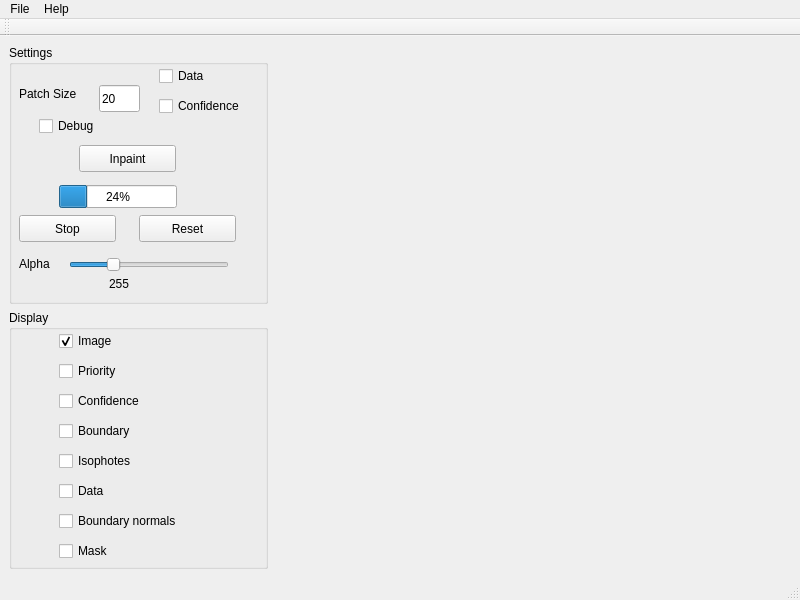
Before: the Qt Designer form Form.ui in daviddoria/PatchBasedInpainting, drawn with Qt 5.
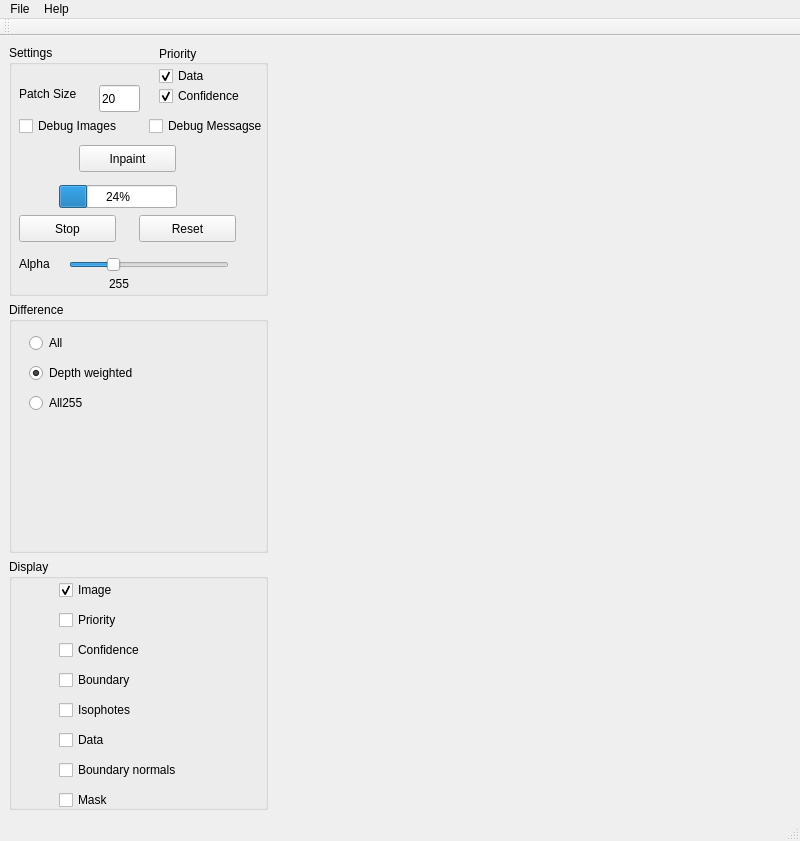
After: the same form once the commit is applied. Custom widgets are drawn as their Qt base class.

Patch:
```diff
--- a/Form.ui
+++ b/Form.ui
@@ -7,7 +7,7 @@
     <x>0</x>
     <y>0</y>
     <width>800</width>
-    <height>600</height>
+    <height>841</height>
    </rect>
   </property>
   <property name="windowTitle">
@@ -82,14 +82,14 @@
           <widget class="QCheckBox" name="chkDebug">
            <property name="geometry">
             <rect>
-             <x>30</x>
+             <x>140</x>
              <y>70</y>
-             <width>95</width>
+             <width>131</width>
              <height>22</height>
             </rect>
            </property>
            <property name="text">
-            <string>Debug</string>
+            <string>Debug Messagse</string>
            </property>
           </widget>
           <widget class="QSlider" name="sldAlpha">
@@ -178,18 +178,99 @@
            <property name="text">
             <string>Data</string>
            </property>
+           <property name="checked">
+            <bool>true</bool>
+           </property>
           </widget>
           <widget class="QCheckBox" name="chkUseConfidence">
            <property name="geometry">
             <rect>
              <x>150</x>
-             <y>50</y>
+             <y>40</y>
              <width>111</width>
              <height>22</height>
             </rect>
            </property>
            <property name="text">
             <string>Confidence</string>
+           </property>
+           <property name="checked">
+            <bool>true</bool>
+           </property>
+          </widget>
+          <widget class="QCheckBox" name="chkDebugImages">
+           <property name="geometry">
+            <rect>
+             <x>10</x>
+             <y>70</y>
+             <width>121</width>
+             <height>22</height>
+            </rect>
+           </property>
+           <property name="text">
+            <string>Debug Images</string>
+           </property>
+          </widget>
+          <widget class="QLabel" name="label_3">
+           <property name="geometry">
+            <rect>
+             <x>150</x>
+             <y>0</y>
+             <width>67</width>
+             <height>17</height>
+            </rect>
+           </property>
+           <property name="text">
+            <string>Priority</string>
+           </property>
+          </widget>
+         </widget>
+        </item>
+        <item>
+         <widget class="QGroupBox" name="groupBox_3">
+          <property name="title">
+           <string>Difference</string>
+          </property>
+          <widget class="QRadioButton" name="radDifferenceAll">
+           <property name="geometry">
+            <rect>
+             <x>20</x>
+             <y>30</y>
+             <width>114</width>
+             <height>22</height>
+            </rect>
+           </property>
+           <property name="text">
+            <string>All</string>
+           </property>
+          </widget>
+          <widget class="QRadioButton" name="radDifferenceDepth">
+           <property name="geometry">
+            <rect>
+             <x>20</x>
+             <y>60</y>
+             <width>161</width>
+             <height>22</height>
+            </rect>
+           </property>
+           <property name="text">
+            <string>Depth weighted</string>
+           </property>
+           <property name="checked">
+            <bool>true</bool>
+           </property>
+          </widget>
+          <widget class="QRadioButton" name="radAll255">
+           <property name="geometry">
+            <rect>
+             <x>20</x>
+             <y>90</y>
+             <width>114</width>
+             <height>22</height>
+            </rect>
+           </property>
+           <property name="text">
+            <string>All255</string>
            </property>
           </widget>
          </widget>
```
Left out of the diff: 2 changed lines with no effect on the pictures.
